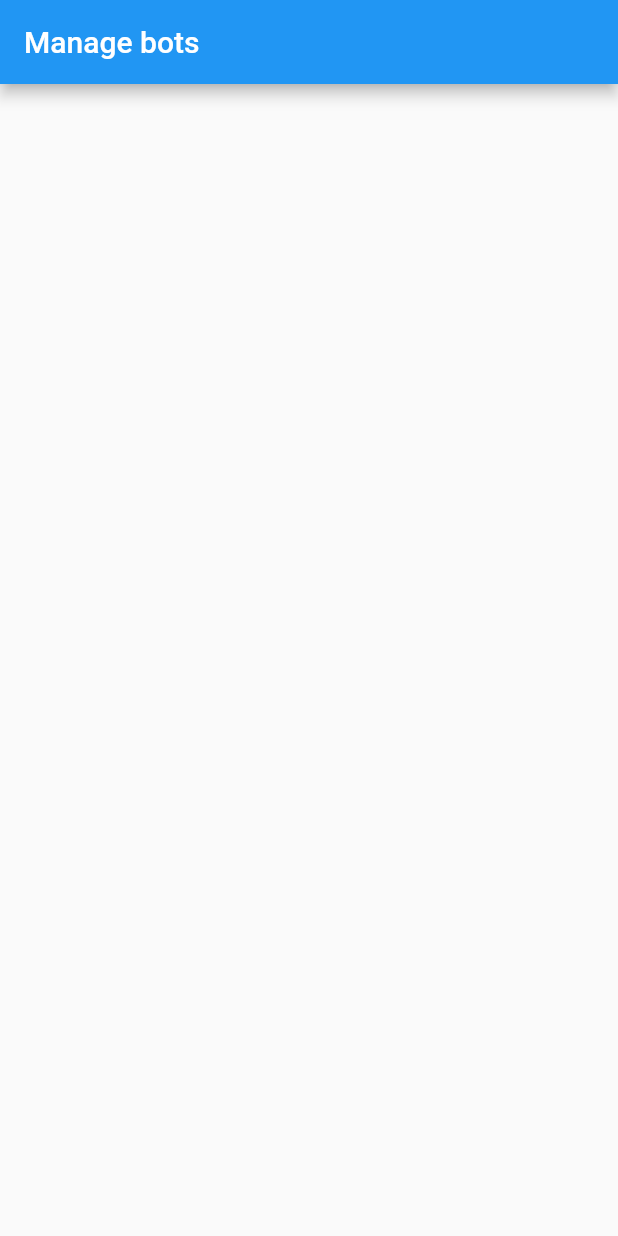
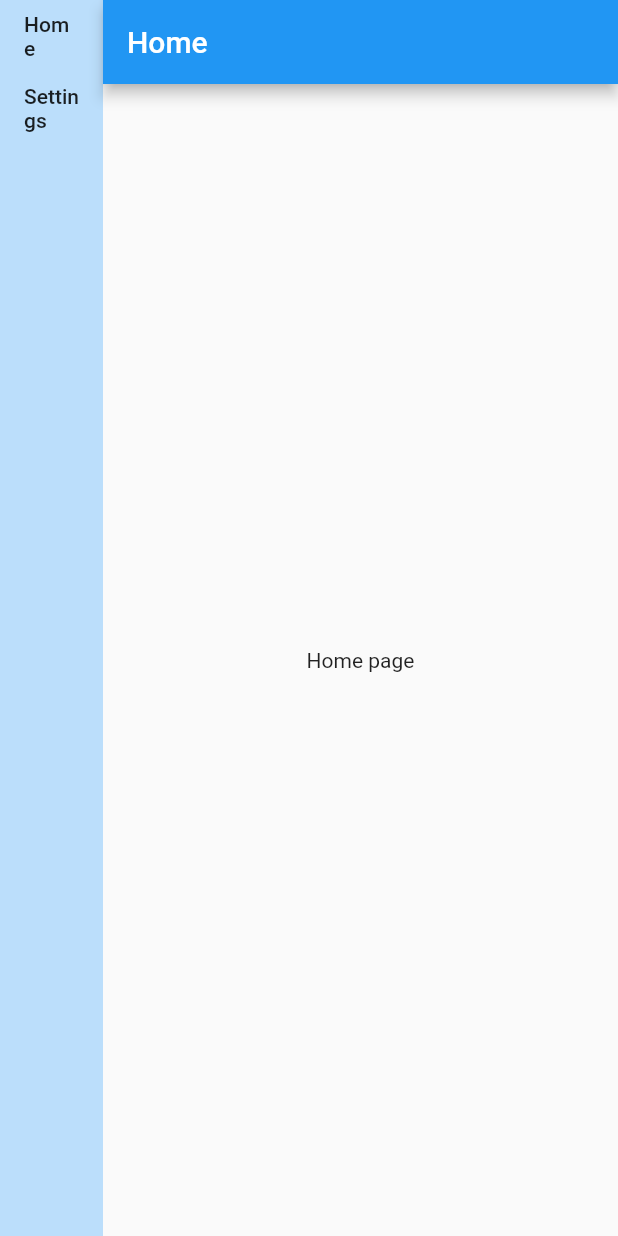
Before and after one commit to dewmal/flutter_admin_panel, a Flutter app: the screen it shows after launch, on a phone screen of 412 x 824 dp. Run offline on Flutter 3.47's test engine with Material 2 defaults, Android fonts, the phone set to English and light mode, and no system bars; our stand-ins replace rxdart.

Commit message:
Controll Dashboard State using dashboard Bloc

```diff
--- /dev/null
+++ b/lib/bloc/dashboard/dashboard_bloc.dart
@@ -0,0 +1,17 @@
+import 'package:bot_framwork/bloc/dashboard/dashboard_bloc_provider.dart';
+import 'package:flutter/cupertino.dart';
+
+class DashboardBlocProvider extends InheritedWidget {
+  final DashboardBloc bloc;
+
+  DashboardBlocProvider({Key key, DashboardBloc bloc, Widget child})
+      : this.bloc = bloc ?? DashboardBloc(),
+        super(child: child, key: key);
+
+  static DashboardBloc of(BuildContext context) =>
+      (context.dependOnInheritedWidgetOfExactType<DashboardBlocProvider>())
+          .bloc;
+
+  @override
+  bool updateShouldNotify(InheritedWidget oldWidget) => true;
+}
--- /dev/null
+++ b/lib/bloc/dashboard/dashboard_bloc_provider.dart
@@ -0,0 +1,37 @@
+import 'package:bot_framwork/bloc/dashboard/dashboard_state.dart';
+import 'package:rxdart/rxdart.dart';
+import 'dart:developer' as d;
+
+class DashboardBloc {
+  DashboardState state;
+  Stream<DashboardState> _result = Stream.empty();
+  Stream<String> _log = Stream.empty();
+
+  ReplaySubject<DashboardChangeRequest> _query =
+      ReplaySubject<DashboardChangeRequest>();
+
+  Stream<String> get log => _log;
+  Stream<DashboardState> get result => _result;
+  Sink<DashboardChangeRequest> get query => _query;
+
+  DashboardBloc({DashboardChangeRequest request}) {
+    _result =
+        _query.distinct().asyncMap((DashboardChangeRequest request) async {
+      return request.state;
+    }).asBroadcastStream();
+
+    _result.listen((event) {
+      state = event;
+    });
+  }
+
+  void init(DashboardChangeRequest dashboardChangeRequest) {
+    _query.add(dashboardChangeRequest);
+  }
+
+  Future<void> changeScreen(int i) async {
+    state.currentScreen = i;
+    d.log("Screen change to $i");
+    _query.add(DashboardChangeRequest(state));
+  }
+}
--- /dev/null
+++ b/lib/bloc/dashboard/dashboard_state.dart
@@ -0,0 +1,24 @@
+import 'package:flutter/cupertino.dart';
+
+class DashboardWidgetState {
+  String name;
+  Widget child;
+  DashboardWidgetState({this.name, this.child});
+}
+
+class DashboardChangeRequest {
+  final DashboardState state;
+
+  DashboardChangeRequest(this.state);
+}
+
+class DashboardState {
+  int currentScreen;
+  bool isSliderOpen;
+  final List<DashboardWidgetState> screens;
+  DashboardState({this.screens = const [], this.currentScreen = -1});
+
+  DashboardWidgetState activeScreen() {
+    return screens[currentScreen];
+  }
+}
--- a/lib/main.dart
+++ b/lib/main.dart
@@ -1,3 +1,8 @@
+import 'dart:developer';
+
+import 'package:bot_framwork/bloc/dashboard/dashboard_bloc.dart';
+import 'package:bot_framwork/bloc/dashboard/dashboard_bloc_provider.dart';
+import 'package:bot_framwork/bloc/dashboard/dashboard_state.dart';
 import 'package:flutter/material.dart';
 
 void main() {
@@ -9,44 +14,105 @@ class MyApp extends StatelessWidget {
   @override
   Widget build(BuildContext context) {
     return MaterialApp(
+      debugShowCheckedModeBanner: false,
       title: 'Ceylon App bots',
       theme: ThemeData(
         primarySwatch: Colors.blue,
         visualDensity: VisualDensity.adaptivePlatformDensity,
       ),
-      home: MyHomePage(title: 'Manage bots'),
+      home: DashboardBlocProvider(
+        bloc: DashboardBloc()
+          ..init(
+              DashboardChangeRequest(DashboardState(currentScreen: 0, screens: [
+            DashboardWidgetState(name: "Home", child: HomePage()),
+            DashboardWidgetState(name: "Settings", child: SettingsPage())
+          ]))),
+        child: Dashboard(),
+      ),
     );
   }
 }
 
-class MyHomePage extends StatefulWidget {
-  MyHomePage({Key key, this.title}) : super(key: key);
-  final String title;
-
-  @override
-  _MyHomePageState createState() => _MyHomePageState();
-}
-
-class _MyHomePageState extends State<MyHomePage> {
-  int _counter = 0;
-
-  void _incrementCounter() {
-    setState(() {
-      _counter++;
-    });
-  }
+class Dashboard extends StatelessWidget {
+  const Dashboard({Key key}) : super(key: key);
 
   @override
   Widget build(BuildContext context) {
-    return Scaffold(
-      appBar: AppBar(
-        title: Text(widget.title),
+    var dashCtrl = DashboardBlocProvider.of(context);
+
+    Size ss = MediaQuery.of(context).size;
+
+    return StreamBuilder<DashboardState>(
+        stream: dashCtrl.result,
+        builder: (context, snapshot) {
+          if (snapshot.data == null || snapshot.error != null) {
+            log("No loading...");
+            log("Error ${snapshot.error}");
+            return Container(
+              child: Center(
+                child: CircularProgressIndicator(),
+              ),
+            );
+          }
+
+          DashboardWidgetState activeScreen = snapshot.data.activeScreen();
+
+          return Row(
+            children: <Widget>[
+              Container(
+                width: ss.width * 1 / 6,
+                color: Colors.blue[100],
+                child: ListView(
+                  children: <Widget>[
+                    FlatButton(
+                        onPressed: () async {
+                          log("Change request");
+                          await dashCtrl.changeScreen(0);
+                        },
+                        child: Text("Home")),
+                    FlatButton(
+                        onPressed: () async {
+                          await dashCtrl.changeScreen(1);
+                        },
+                        child: Text("Settings")),
+                  ],
+                ),
+              ),
+              Expanded(
+                  child: Scaffold(
+                appBar: AppBar(
+                  title: Text("${activeScreen.name}"),
+                ),
+                body: activeScreen.child,
+              ))
+            ],
+          );
+        });
+  }
+}
+
+class HomePage extends StatelessWidget {
+  const HomePage({Key key}) : super(key: key);
+
+  @override
+  Widget build(BuildContext context) {
+    return Container(
+      child: Center(
+        child: Text("Home page"),
       ),
-      body: Container(
-        child: Row(
-          children: <Widget>[],
-        ),
-      ), // This trailing comma makes auto-formatting nicer for build methods.
     );
   }
 }
+
+class SettingsPage extends StatelessWidget {
+  const SettingsPage({Key key}) : super(key: key);
+
+  @override
+  Widget build(BuildContext context) {
+    return Container(
+      child: Center(
+        child: Text("Settings page"),
+      ),
+    );
+  }
+}
--- a/pubspec.yaml
+++ b/pubspec.yaml
@@ -28,6 +28,7 @@ dependencies:
   # The following adds the Cupertino Icons font to your application.
   # Use with the CupertinoIcons class for iOS style icons.
   cupertino_icons: ^0.1.3
+  rxdart: ^0.24.1
 
 dev_dependencies:
   flutter_test:
```
Also changed, not shown: pubspec.lock.
